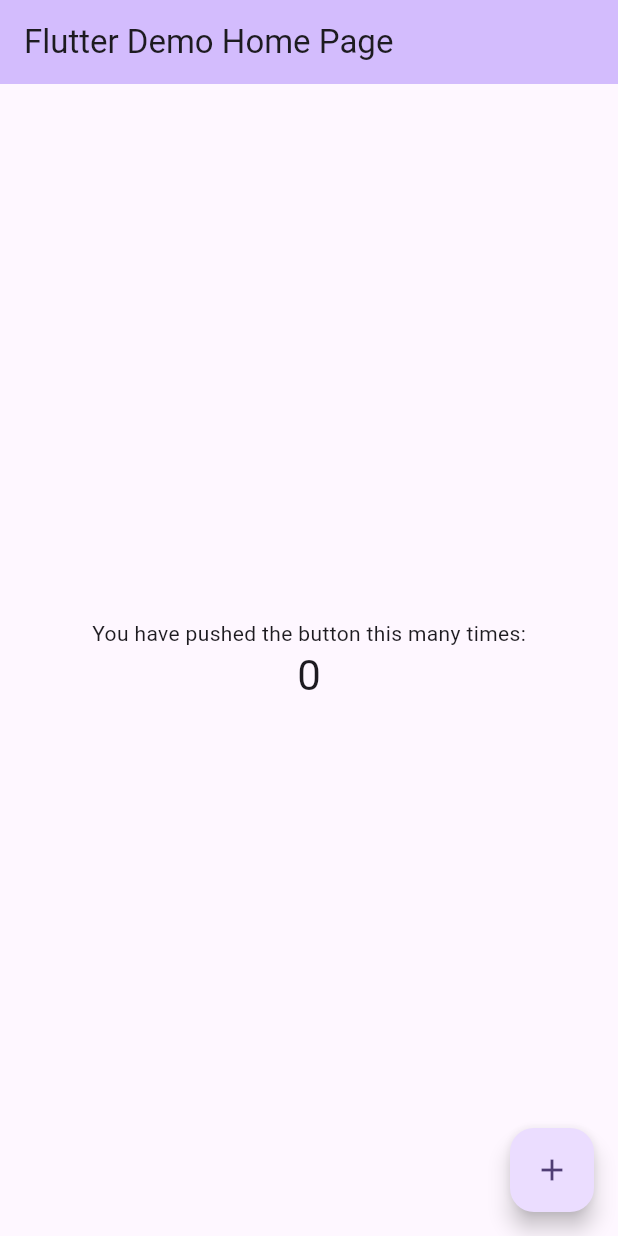
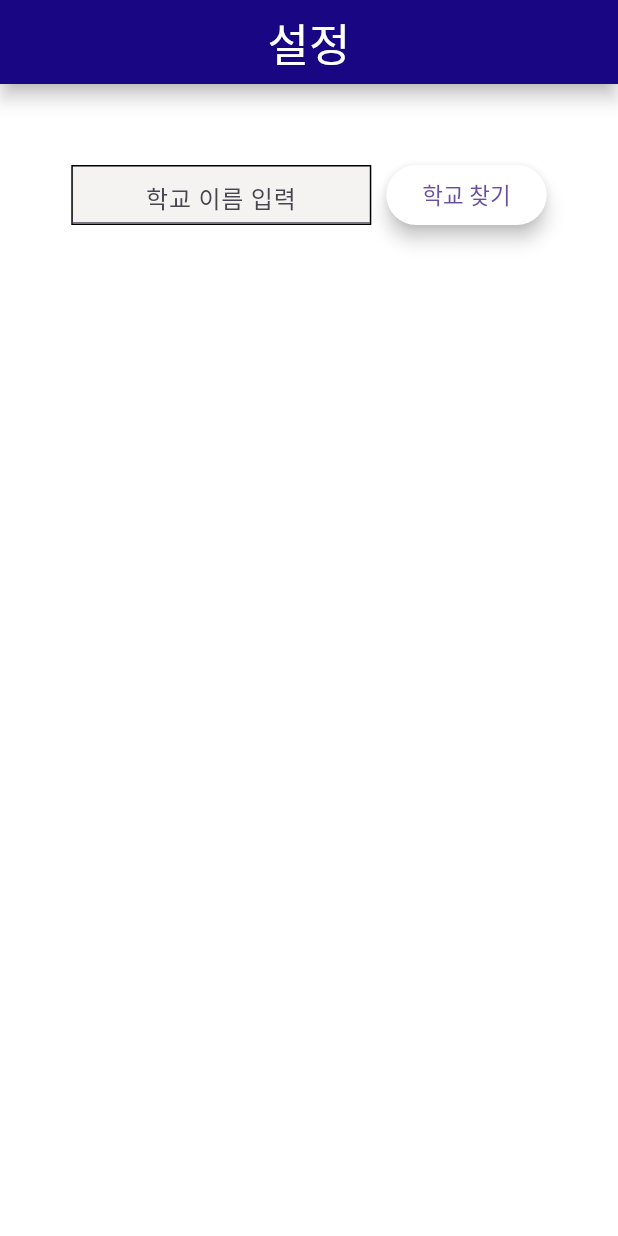
Before and after one commit to jindosz/ScheduleApp, a Flutter app: the screen it shows after launch, on a phone screen of 412 x 824 dp. Run offline on Flutter 3.47's test engine with Material 3 defaults, Android fonts, the light colour scheme and no system bars; our stand-ins replace shared_preferences.

Commit message:
api써서 학교검색기능 만드는 중ㅅㅄㅂ

```diff
--- a/lib/main.dart
+++ b/lib/main.dart
@@ -1,4 +1,6 @@
 import 'package:flutter/material.dart';
+
+import 'screens/today_screen.dart';
 
 void main() {
   runApp(const MyApp());
@@ -7,119 +9,10 @@
 class MyApp extends StatelessWidget {
   const MyApp({super.key});
 
-  // This widget is the root of your application.
   @override
   Widget build(BuildContext context) {
-    return MaterialApp(
-      title: 'Flutter Demo',
-      theme: ThemeData(
-        // This is the theme of your application.
-        //
-        // TRY THIS: Try running your application with "flutter run". You'll see
-        // the application has a purple toolbar. Then, without quitting the app,
-        // try changing the seedColor in the colorScheme below to Colors.green
-        // and then invoke "hot reload" (save your changes or press the "hot
-        // reload" button in a Flutter-supported IDE, or press "r" if you used
-        // the command line to start the app).
-        //
-        // Notice that the counter didn't reset back to zero; the application
-        // state is not lost during the reload. To reset the state, use hot
-        // restart instead.
-        //
-        // This works for code too, not just values: Most code changes can be
-        // tested with just a hot reload.
-        colorScheme: ColorScheme.fromSeed(seedColor: Colors.deepPurple),
-        useMaterial3: true,
-      ),
-      home: const MyHomePage(title: 'Flutter Demo Home Page'),
+    return const MaterialApp(
+      home: TodayScreen(),
     );
   }
 }
-
-class MyHomePage extends StatefulWidget {
-  const MyHomePage({super.key, required this.title});
-
-  // This widget is the home page of your application. It is stateful, meaning
-  // that it has a State object (defined below) that contains fields that affect
-  // how it looks.
-
-  // This class is the configuration for the state. It holds the values (in this
-  // case the title) provided by the parent (in this case the App widget) and
-  // used by the build method of the State. Fields in a Widget subclass are
-  // always marked "final".
-
-  final String title;
-
-  @override
-  State<MyHomePage> createState() => _MyHomePageState();
-}
-
-class _MyHomePageState extends State<MyHomePage> {
-  int _counter = 0;
-
-  void _incrementCounter() {
-    setState(() {
-      // This call to setState tells the Flutter framework that something has
-      // changed in this State, which causes it to rerun the build method below
-      // so that the display can reflect the updated values. If we changed
-      // _counter without calling setState(), then the build method would not be
-      // called again, and so nothing would appear to happen.
-      _counter++;
-    });
-  }
-
-  @override
-  Widget build(BuildContext context) {
-    // This method is rerun every time setState is called, for instance as done
-    // by the _incrementCounter method above.
-    //
-    // The Flutter framework has been optimized to make rerunning build methods
-    // fast, so that you can just rebuild anything that needs updating rather
-    // than having to individually change instances of widgets.
-    return Scaffold(
-      appBar: AppBar(
-        // TRY THIS: Try changing the color here to a specific color (to
-        // Colors.amber, perhaps?) and trigger a hot reload to see the AppBar
-        // change color while the other colors stay the same.
-        backgroundColor: Theme.of(context).colorScheme.inversePrimary,
-        // Here we take the value from the MyHomePage object that was created by
-        // the App.build method, and use it to set our appbar title.
-        title: Text(widget.title),
-      ),
-      body: Center(
-        // Center is a layout widget. It takes a single child and positions it
-        // in the middle of the parent.
-        child: Column(
-          // Column is also a layout widget. It takes a list of children and
-          // arranges them vertically. By default, it sizes itself to fit its
-          // children horizontally, and tries to be as tall as its parent.
-          //
-          // Column has various properties to control how it sizes itself and
-          // how it positions its children. Here we use mainAxisAlignment to
-          // center the children vertically; the main axis here is the vertical
-          // axis because Columns are vertical (the cross axis would be
-          // horizontal).
-          //
-          // TRY THIS: Invoke "debug painting" (choose the "Toggle Debug Paint"
-          // action in the IDE, or press "p" in the console), to see the
-          // wireframe for each widget.
-          mainAxisAlignment: MainAxisAlignment.center,
-          children: <Widget>[
-            const Text(
-              'You have pushed the button this many times:',
-            ),
-            Text(
-              '$_counter',
-              style: Theme.of(context).textTheme.headlineMedium,
-            ),
-          ],
-        ),
-      ),
-      floatingActionButton: FloatingActionButton(
-        onPressed: _incrementCounter,
-        tooltip: 'Increment',
-        child: const Icon(Icons.add),
-      ), // This trailing comma makes auto-formatting nicer for build methods.
-    );
-  }
-}
--- /dev/null
+++ b/lib/screens/today_screen.dart
@@ -0,0 +1,111 @@
+import 'package:flutter/material.dart';
+import 'package:shared_preferences/shared_preferences.dart';
+
+import '../widgets/school_search.dart';
+
+class TodayScreen extends StatefulWidget {
+  const TodayScreen({super.key});
+
+  @override
+  State<TodayScreen> createState() => _TodayScreenState();
+}
+
+class _TodayScreenState extends State<TodayScreen> {
+  late SharedPreferences prefs;
+  bool isFirst = true;
+
+  Future initPrefs() async {
+    prefs = await SharedPreferences.getInstance();
+    final bool? todayIsFirst = prefs.getBool('todayIsFirst');
+    if (todayIsFirst != null) {
+      isFirst = false;
+    }
+  }
+
+  @override
+  Widget build(BuildContext context) {
+    String schoolNameInput = '';
+
+    return Scaffold(
+        backgroundColor: Colors.white,
+        appBar: AppBar(
+          surfaceTintColor: const Color.fromARGB(255, 24, 6, 131),
+          backgroundColor: const Color.fromARGB(255, 24, 6, 131),
+          shadowColor: Colors.black,
+          elevation: 5,
+          title: const Center(
+            child: Text(
+              '설정',
+              style: TextStyle(
+                fontWeight: FontWeight.w500,
+                fontSize: 30,
+                color: Colors.white,
+              ),
+            ),
+          ),
+        ),
+        body: isFirst
+            ? Center(
+                child: Column(
+                  children: [
+                    const SizedBox(
+                      height: 50,
+                    ),
+                    Row(
+                      mainAxisAlignment: MainAxisAlignment.center,
+                      children: [
+                        Container(
+                          width: 200,
+                          height: 40,
+                          decoration: BoxDecoration(
+                            color: const Color.fromARGB(255, 245, 242, 242),
+                            border: Border.all(),
+                          ),
+                          child: Center(
+                            child: TextField(
+                              onSubmitted: (value) {
+                                schoolNameInput = value;
+                                print(schoolNameInput);
+                              },
+                              textAlign: TextAlign.center,
+                              decoration: const InputDecoration(
+                                hintText: '학교 이름 입력',
+                              ),
+                            ),
+                          ),
+                        ),
+                        const SizedBox(
+                          width: 10,
+                        ),
+                        ElevatedButton(
+                          style: ElevatedButton.styleFrom(
+                            minimumSize: const Size(10, 40),
+                            backgroundColor: Colors.white,
+                            shadowColor: Colors.black,
+                            elevation: 5,
+                            textStyle: const TextStyle(
+                              fontWeight: FontWeight.w500,
+                              fontSize: 15.0,
+                              color: Colors.black,
+                            ),
+                          ),
+                          child: const Text('학교 찾기'),
+                          onPressed: () {
+                            Navigator.push(
+                              context,
+                              MaterialPageRoute(
+                                builder: (context) => SchoolSearch(
+                                  input: schoolNameInput,
+                                ),
+                              ),
+                            );
+                          },
+                        ),
+                      ],
+                    )
+                  ],
+                ),
+              )
+            : const Column());
+  }
+}
--- a/pubspec.yaml
+++ b/pubspec.yaml
@@ -35,6 +35,8 @@ dependencies:
   # The following adds the Cupertino Icons font to your application.
   # Use with the CupertinoIcons class for iOS style icons.
   cupertino_icons: ^1.0.6
+  shared_preferences: ^2.2.3
+  http: ^1.2.1
 
 dev_dependencies:
   flutter_test:
```
Also changed, not shown: lib/models/school_info_model.dart (added, +8 -0 lines), lib/screens/week_screen.dart (added, +10 -0 lines), lib/services/api_service.dart (added, +25 -0 lines), lib/widgets/school_search.dart (added, +75 -0 lines), 3 other files.
